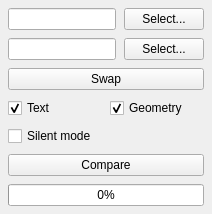
First picture: the form in src/compareset/ui/compare_page.ui, repository Coprela/CompareSet, before the edit.
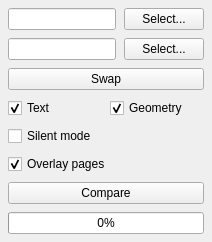
Second picture: the form after the edit.

Commit message: Add overlay option for PDF output

What changed in the file:
```diff
--- a/src/compareset/ui/compare_page.ui
+++ b/src/compareset/ui/compare_page.ui
@@ -89,6 +89,16 @@
      </property>
     </widget>
    </item>
+    <item>
+     <widget class="QCheckBox" name="overlayChk">
+      <property name="text">
+       <string>Overlay pages</string>
+      </property>
+      <property name="checked">
+       <bool>true</bool>
+      </property>
+     </widget>
+    </item>
    <item>
     <widget class="QPushButton" name="btnCompare">
      <property name="text">
```
The commit also changes 3 other files.
